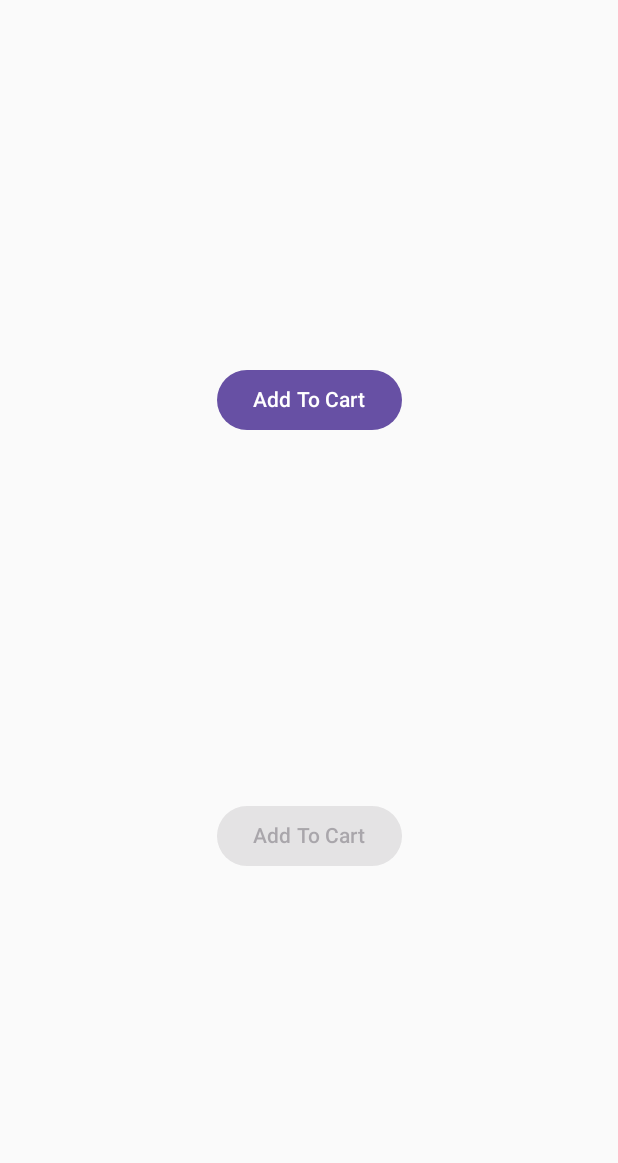
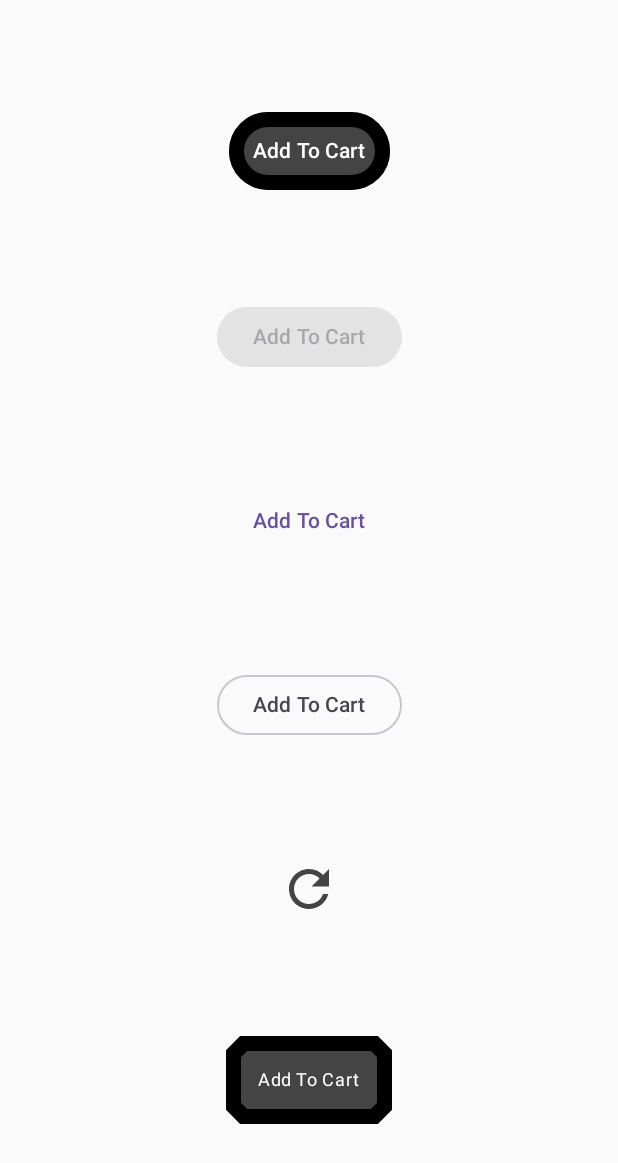
Before and after one commit to mjohnsonatx/compose, an Android app built with Jetpack Compose: the screen it shows after launch (MainActivity), on a phone screen of 412 x 824 dp. Shown: the top 1163 px of the screen. Run offline under Robolectric (Android 15) with nearby library versions, the phone set to English and light mode, and no system bars.

Commit message:
Compose Lesson 5, buttons, END

```diff
--- a/app/src/main/java/com/example/compose/MainActivity.kt
+++ b/app/src/main/java/com/example/compose/MainActivity.kt
@@ -4,6 +4,7 @@ import android.os.Bundle
 import android.widget.Toast
 import androidx.activity.ComponentActivity
 import androidx.activity.compose.setContent
+import androidx.compose.foundation.BorderStroke
 import androidx.compose.foundation.Image
 import androidx.compose.foundation.background
 import androidx.compose.foundation.border
@@ -11,17 +12,26 @@ import androidx.compose.foundation.layout.Arrangement
 import androidx.compose.foundation.layout.Box
 import androidx.compose.foundation.layout.BoxScope
 import androidx.compose.foundation.layout.Column
+import androidx.compose.foundation.layout.PaddingValues
 import androidx.compose.foundation.layout.Row
 import androidx.compose.foundation.layout.fillMaxHeight
 import androidx.compose.foundation.layout.fillMaxSize
 import androidx.compose.foundation.layout.fillMaxWidth
 import androidx.compose.foundation.layout.padding
 import androidx.compose.foundation.layout.size
+import androidx.compose.foundation.shape.CircleShape
+import androidx.compose.foundation.shape.CutCornerShape
+import androidx.compose.material.icons.Icons
+import androidx.compose.material.icons.filled.Refresh
 import androidx.compose.material3.Button
 import androidx.compose.material3.ButtonDefaults
+import androidx.compose.material3.Icon
+import androidx.compose.material3.IconButton
 import androidx.compose.material3.MaterialTheme
+import androidx.compose.material3.OutlinedButton
 import androidx.compose.material3.Surface
 import androidx.compose.material3.Text
+import androidx.compose.material3.TextButton
 import androidx.compose.runtime.Composable
 import androidx.compose.ui.Alignment
 import androidx.compose.ui.Modifier
@@ -49,12 +59,15 @@ class MainActivity : ComponentActivity() {
 @Composable
 fun ButtonDemo(){
     val context = LocalContext.current
-    Button(onClick = {
-        Toast.makeText(
-            context,
-            "Clicked",
-            Toast.LENGTH_SHORT)
-            .show()}) {
+    Button(onClick = { Toast.makeText(context, "Clicked", Toast.LENGTH_SHORT).show()},
+        shape = CircleShape,
+        contentPadding = PaddingValues(16.dp),
+        border = BorderStroke(10.dp, Color.Black),
+        colors = ButtonDefaults.textButtonColors(
+            containerColor = Color.DarkGray,
+            contentColor = Color.White
+        )
+    ) {
         Text(text = "Add To Cart")
     }
 
@@ -68,6 +81,51 @@ fun ButtonDemo(){
         Text(text = "Add To Cart")
     }
 
+    TextButton(onClick = {
+        Toast.makeText(
+            context,
+            "Clicked",
+            Toast.LENGTH_SHORT)
+            .show()}) {
+        Text(text = "Add To Cart")
+    }
+
+    OutlinedButton(onClick = {
+        Toast.makeText(
+            context,
+            "Clicked",
+            Toast.LENGTH_SHORT)
+            .show()}) {
+        Text(text = "Add To Cart")
+    }
+
+    IconButton(onClick = {
+        Toast.makeText(
+            context,
+            "Clicked",
+            Toast.LENGTH_SHORT)
+            .show()}) {
+
+        Icon(
+            Icons.Filled.Refresh,
+            contentDescription = "Refresh Button",
+            tint = Color.DarkGray,
+            modifier = Modifier.size(80.dp)
+        )
+    }
+
+    Button(onClick = { Toast.makeText(context, "Clicked", Toast.LENGTH_SHORT).show()},
+        shape = CutCornerShape(10.dp),
+        contentPadding = PaddingValues(16.dp),
+        border = BorderStroke(10.dp, Color.Black),
+        colors = ButtonDefaults.textButtonColors(containerColor = Color.DarkGray,contentColor = Color.White)
+    ) {
+        Text(
+            text = "Add To Cart",
+            style = MaterialTheme.typography.bodySmall,
+            modifier = Modifier.padding(5.dp)
+            )
+    }
 }
 
 
```
